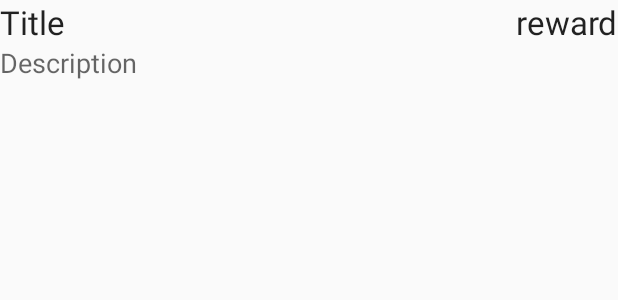
After one commit to kenshin657/MOBAPDE-PIXQUEST, an Android app: the layout layout_quest_list.xml on its own in the app's theme, with its tools: preview values and no code run, on a phone screen of 412 x 824 dp. The commit adds this screen. Shown: the top 300 px of the screen. Run offline under Robolectric (Android 15) with nearby library versions, the phone set to English and light mode, and no system bars.

Commit message:
View Quests

```diff
--- /dev/null
+++ b/app/src/main/res/layout/layout_quest_list.xml
@@ -0,0 +1,40 @@
+<?xml version="1.0" encoding="utf-8"?>
+<LinearLayout xmlns:android="http://schemas.android.com/apk/res/android"
+    android:orientation="vertical" android:layout_width="match_parent"
+    android:layout_height="match_parent">
+
+    <RelativeLayout
+        android:layout_width="match_parent"
+        android:layout_height="wrap_content">
+
+        <TextView
+            android:text="Title"
+            android:id="@+id/textViewName"
+            android:textAppearance="@style/TextAppearance.AppCompat.Large"
+            android:layout_width="wrap_content"
+            android:layout_height="wrap_content"/>
+
+        <LinearLayout
+            android:layout_width="wrap_content"
+            android:layout_height="wrap_content"
+            android:layout_alignParentRight="true"
+            >
+
+            <TextView
+                android:text="reward"
+                android:id="@+id/textViewReward"
+                android:textAppearance="@style/TextAppearance.AppCompat.Large"
+                android:layout_width="wrap_content"
+                android:layout_height="wrap_content"/>
+
+        </LinearLayout>
+    </RelativeLayout>
+
+    <TextView
+        android:text="Description"
+        android:id="@+id/textViewDescription"
+        android:textAppearance="@style/TextAppearance.AppCompat.Medium"
+        android:layout_width="match_parent"
+        android:layout_height="wrap_content"/>
+
+</LinearLayout>
```
Also changed, not shown: app/src/main/java/com/example/pixquest/PixQuest_Main.java (+91 -0 lines), app/src/main/java/com/example/pixquest/QuestList.java (added, +43 -0 lines), app/src/main/res/layout/activity_pix_quest__main.xml (+29 -16 lines).
